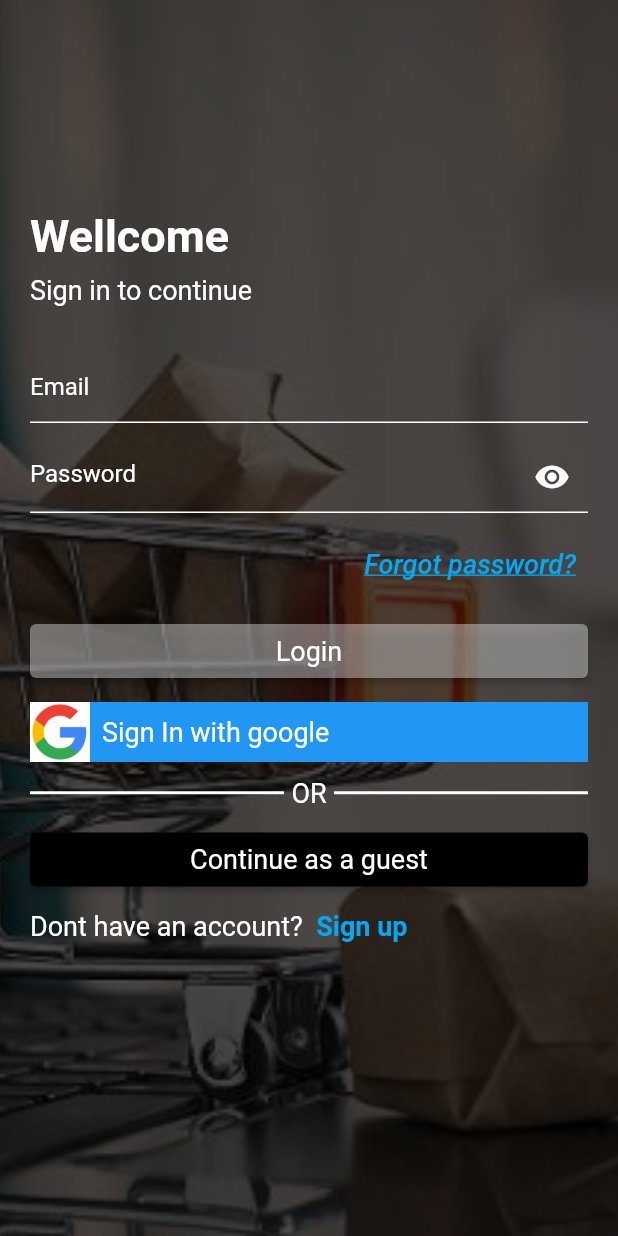
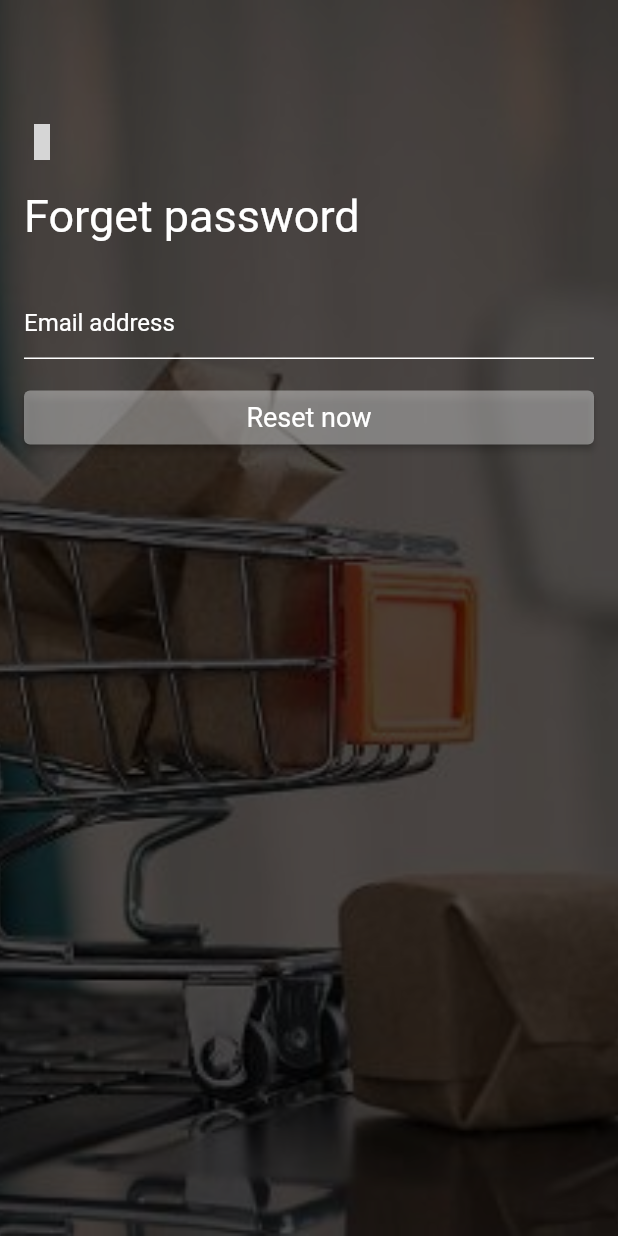
Before and after one commit to Ridhorezi/Desayur, a Flutter app: the screen it shows after launch, after a tap on "Forgot password?", on a phone screen of 412 x 824 dp. Run offline on Flutter 3.47's test engine with Material 2 defaults, Android fonts, the phone set to English and light mode, and no system bars; drawn by our look-alikes of card_swiper; our stand-ins replace badges, fancy_shimmer_image, flutter_iconly, shared_preferences; grey boxes are pictures that could not be loaded.

Commit message:
Create register screen and forgot password creen (finished)

```diff
--- a/lib/main.dart
+++ b/lib/main.dart
@@ -2,8 +2,10 @@ import 'package:desayur/inner_screens/feeds_screen.dart';
 import 'package:desayur/inner_screens/on_sale_screen.dart';
 import 'package:desayur/inner_screens/product_details.dart';
 import 'package:desayur/providers/dark_theme_provider.dart';
+import 'package:desayur/screens/auth/forget_pass.dart';
 import 'package:desayur/screens/auth/login.dart';
-import 'package:desayur/screens/bottom_bar.dart';
+import 'package:desayur/screens/auth/register.dart';
+// import 'package:desayur/screens/bottom_bar.dart';
 import 'package:desayur/screens/orders/orders_screen.dart';
 import 'package:desayur/screens/viewed_recently/viewed_recently.dart';
 import 'package:desayur/screens/wishlist/wishlist_screen.dart';
@@ -54,6 +56,11 @@ class _MyAppState extends State<MyApp> {
             // home: const BottomBarScreen(),
             home: const LoginScreen(),
             routes: {
+              //! Auth route
+              LoginScreen.routeName: (ctx) => const LoginScreen(),
+              RegisterScreen.routeName: (ctx) => const RegisterScreen(),
+              ForgetPasswordScreen.routeName : (ctx) => const ForgetPasswordScreen(),
+               //! Content route
               OnSaleScreen.routeName: (ctx) => const OnSaleScreen(),
               FeedsScreen.routeName: (ctx) => const FeedsScreen(),
               ProductDetails.routeName: (ctx) => const ProductDetails(),
--- /dev/null
+++ b/lib/screens/auth/forget_pass.dart
@@ -0,0 +1,107 @@
+import 'package:card_swiper/card_swiper.dart';
+import 'package:flutter/material.dart';
+import 'package:desayur/services/utils.dart';
+import 'package:desayur/widgets/back_widget.dart';
+
+import 'package:desayur/consts/consts.dart';
+import 'package:desayur/widgets/auth_button.dart';
+import 'package:desayur/widgets/text_widget.dart';
+
+class ForgetPasswordScreen extends StatefulWidget {
+  static const routeName = '/ForgetPasswordScreen';
+  const ForgetPasswordScreen({Key? key}) : super(key: key);
+
+  @override
+  // ignore: library_private_types_in_public_api
+  _ForgetPasswordScreenState createState() => _ForgetPasswordScreenState();
+}
+
+class _ForgetPasswordScreenState extends State<ForgetPasswordScreen> {
+  final _emailTextController = TextEditingController();
+  // bool _isLoading = false;
+  @override
+  void dispose() {
+    _emailTextController.dispose();
+
+    super.dispose();
+  }
+
+  void _forgetPassFCT() async {}
+
+  @override
+  Widget build(BuildContext context) {
+    Size size = Utils(context).getScreenSize;
+    return Scaffold(
+      // backgroundColor: Colors.blue,
+      body: Stack(
+        children: [
+          Swiper(
+            itemBuilder: (BuildContext context, int index) {
+              return Image.asset(
+                Consts.authImagesPaths[index],
+                fit: BoxFit.cover,
+              );
+            },
+            autoplay: true,
+            itemCount: Consts.authImagesPaths.length,
+            // control: const SwiperControl(),
+          ),
+          Container(
+            color: Colors.black.withOpacity(0.7),
+          ),
+          Padding(
+            padding: const EdgeInsets.symmetric(
+              horizontal: 16,
+            ),
+            child: Column(
+              crossAxisAlignment: CrossAxisAlignment.start,
+              children: [
+                SizedBox(
+                  height: size.height * 0.1,
+                ),
+                const BackWidget(),
+                const SizedBox(
+                  height: 20,
+                ),
+                TextWidget(
+                  text: 'Forget password',
+                  color: Colors.white,
+                  textsize: 30,
+                ),
+                const SizedBox(
+                  height: 30,
+                ),
+                TextField(
+                  controller: _emailTextController,
+                  style: const TextStyle(color: Colors.white),
+                  decoration: const InputDecoration(
+                    hintText: 'Email address',
+                    hintStyle: TextStyle(color: Colors.white),
+                    enabledBorder: UnderlineInputBorder(
+                      borderSide: BorderSide(color: Colors.white),
+                    ),
+                    focusedBorder: UnderlineInputBorder(
+                      borderSide: BorderSide(color: Colors.white),
+                    ),
+                    errorBorder: UnderlineInputBorder(
+                      borderSide: BorderSide(color: Colors.red),
+                    ),
+                  ),
+                ),
+                const SizedBox(
+                  height: 15,
+                ),
+                AuthButton(
+                  buttonText: 'Reset now',
+                  fct: () {
+                    _forgetPassFCT();
+                  },
+                ),
+              ],
+            ),
+          ),
+        ],
+      ),
+    );
+  }
+}
--- a/lib/screens/auth/login.dart
+++ b/lib/screens/auth/login.dart
@@ -1,5 +1,8 @@
 import 'package:card_swiper/card_swiper.dart';
 import 'package:desayur/consts/consts.dart';
+import 'package:desayur/screens/auth/forget_pass.dart';
+import 'package:desayur/screens/auth/register.dart';
+import 'package:desayur/services/global_methods.dart';
 import 'package:desayur/widgets/auth_button.dart';
 import 'package:desayur/widgets/google_button.dart';
 import 'package:desayur/widgets/text_widget.dart';
@@ -7,6 +10,7 @@ import 'package:flutter/gestures.dart';
 import 'package:flutter/material.dart';
 
 class LoginScreen extends StatefulWidget {
+  static const routeName = '/LoginScreen';
   const LoginScreen({super.key});
 
   @override
@@ -168,7 +172,11 @@ class _LoginScreenState extends State<LoginScreen> {
                   Align(
                     alignment: Alignment.topRight,
                     child: TextButton(
-                      onPressed: () {},
+                      onPressed: () {
+                        GlobalMethods.navigateTo(
+                            ctx: context,
+                            routeName: ForgetPasswordScreen.routeName);
+                      },
                       child: const Text(
                         'Forgot password?',
                         maxLines: 1,
@@ -185,7 +193,7 @@ class _LoginScreenState extends State<LoginScreen> {
                     height: 10,
                   ),
                   AuthButton(
-                    fct: () {},
+                    fct: _submitFormOnLogin,
                     buttonText: 'Login',
                   ),
                   const SizedBox(
@@ -245,7 +253,13 @@ class _LoginScreenState extends State<LoginScreen> {
                             fontSize: 18,
                             fontWeight: FontWeight.w600,
                           ),
-                          recognizer: TapGestureRecognizer()..onTap = () {},
+                          recognizer: TapGestureRecognizer()
+                            ..onTap = () {
+                              GlobalMethods.navigateTo(
+                                ctx: context,
+                                routeName: RegisterScreen.routeName,
+                              );
+                            },
                         ),
                       ],
                     ),
--- a/lib/widgets/auth_button.dart
+++ b/lib/widgets/auth_button.dart
@@ -17,6 +17,7 @@ class AuthButton extends StatelessWidget {
       width: double.infinity,
       child: ElevatedButton(
         style: ElevatedButton.styleFrom(
+          // ignore: deprecated_member_use
           primary: primary,
         ),
         onPressed: () {},
```
Also changed, not shown: lib/screens/auth/register.dart (added, +327 -0 lines).
